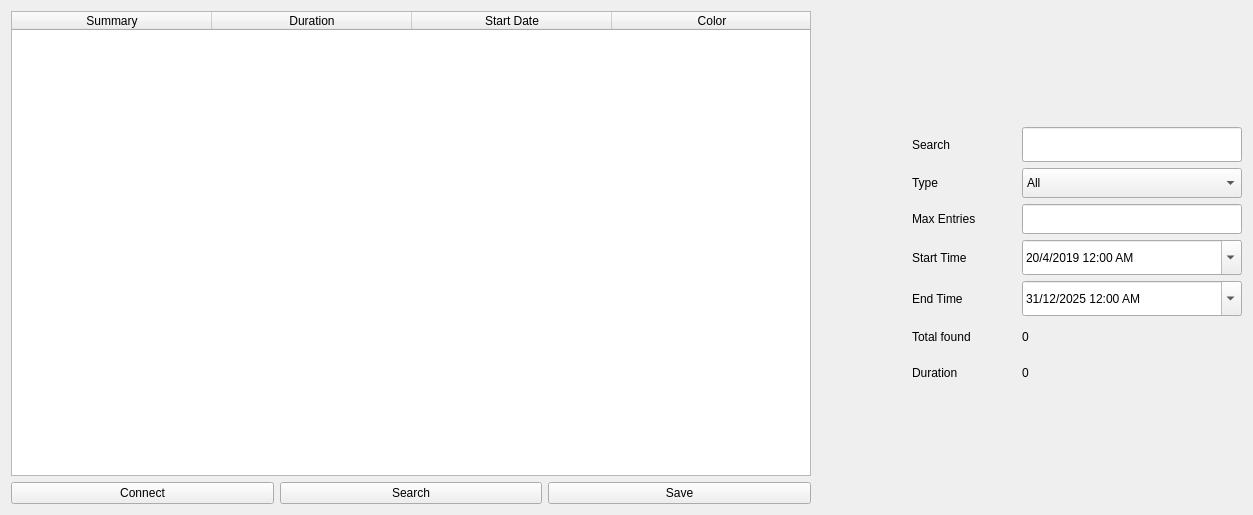
Above: Form.ui from polmonroig/calendar_api before the change. Below: the same form after it.
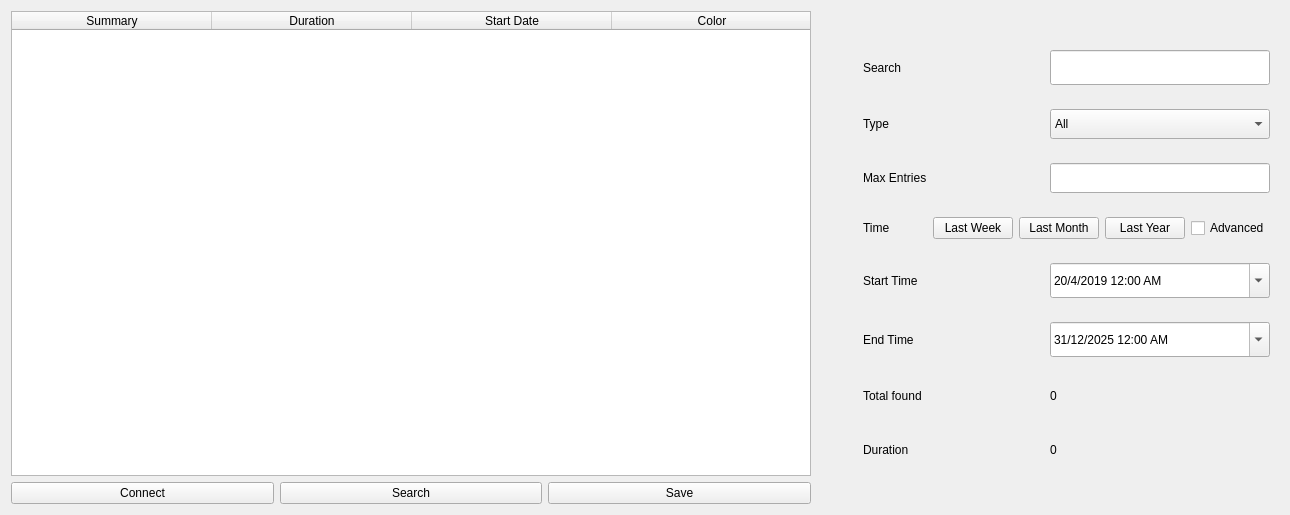
That is the form after the change. Custom widgets are drawn as their Qt base class.

Commit message: Add advanced and simple time selection

Diff of the .ui file:
```diff
--- a/Form.ui
+++ b/Form.ui
@@ -6,7 +6,7 @@
    <rect>
     <x>0</x>
     <y>0</y>
-    <width>1253</width>
+    <width>1290</width>
     <height>515</height>
    </rect>
   </property>
@@ -132,7 +132,8 @@
         </spacer>
        </item>
        <item>
-        <layout class="QHBoxLayout" name="horizontalLayout_8">
+        <widget class="QWidget" name="search_widget" native="true">
+         <layout class="QHBoxLayout" name="sear">
          <item>
           <widget class="QLabel" name="label_7">
            <property name="text">
@@ -170,9 +171,11 @@
           </widget>
          </item>
         </layout>
+        </widget>
        </item>
        <item>
-        <layout class="QHBoxLayout" name="horizontalLayout_2">
+        <widget class="QWidget" name="type_widget_2" native="true">
+         <layout class="QHBoxLayout" name="type_widget">
          <item>
           <widget class="QLabel" name="label">
            <property name="text">
@@ -273,8 +276,10 @@
           </widget>
          </item>
         </layout>
+        </widget>
        </item>
        <item>
+        <widget class="QWidget" name="max_entries_widget" native="true">
         <layout class="QHBoxLayout" name="horizontalLayout_3">
          <item>
           <widget class="QLabel" name="label_2">
@@ -319,18 +324,80 @@
           </widget>
          </item>
         </layout>
+        </widget>
        </item>
        <item>
-        <layout class="QHBoxLayout" name="horizontalLayout_6">
+        <widget class="QWidget" name="basic_time_widget" native="true">
+         <layout class="QHBoxLayout" name="horizontalLayout_11">
          <item>
-          <widget class="QLabel" name="label_5">
+           <widget class="QLabel" name="label_10">
+            <property name="text">
+             <string>Time</string>
+            </property>
+           </widget>
+          </item>
+          <item>
+           <spacer name="horizontalSpacer_8">
+            <property name="orientation">
+             <enum>Qt::Horizontal</enum>
+            </property>
+            <property name="sizeHint" stdset="0">
+             <size>
+              <width>40</width>
+              <height>20</height>
+             </size>
+            </property>
+           </spacer>
+          </item>
+          <item>
+           <widget class="QPushButton" name="pushButton_4">
+            <property name="text">
+             <string>Last Week</string>
+            </property>
+           </widget>
+          </item>
+          <item>
+           <widget class="QPushButton" name="pushButton_5">
+            <property name="text">
+             <string>Last Month</string>
+            </property>
+           </widget>
+          </item>
+          <item>
+           <widget class="QPushButton" name="pushButton_6">
+            <property name="text">
+             <string>Last Year</string>
+            </property>
+           </widget>
+          </item>
+          <item>
+           <widget class="QCheckBox" name="checkBox">
+            <property name="text">
+             <string>Advanced</string>
+            </property>
+           </widget>
+          </item>
+         </layout>
+        </widget>
+       </item>
+       <item>
+        <widget class="QWidget" name="start_time_widget" native="true">
+         <layout class="QHBoxLayout" name="start_time_layout">
+          <item>
+           <widget class="QLabel" name="start_time_label">
+            <property name="enabled">
+             <bool>true</bool>
+            </property>
            <property name="text">
             <string>Start Time</string>
            </property>
           </widget>
          </item>
          <item>
-          <spacer name="horizontalSpacer_5">
+           <spacer name="start_time_spacer">
+            <property name="enabled">
+             <bool>true</bool>
+            </property>
            <property name="orientation">
             <enum>Qt::Horizontal</enum>
            </property>
@@ -343,7 +410,10 @@
           </spacer>
          </item>
          <item>
-          <widget class="QDateTimeEdit" name="dateTimeEdit">
+           <widget class="QDateTimeEdit" name="start_time">
+            <property name="enabled">
+             <bool>true</bool>
+            </property>
            <property name="minimumSize">
             <size>
              <width>220</width>
@@ -372,18 +442,20 @@
           </widget>
          </item>
         </layout>
+        </widget>
        </item>
        <item>
-        <layout class="QHBoxLayout" name="horizontalLayout_7">
+        <widget class="QWidget" name="end_time_widget" native="true">
+         <layout class="QHBoxLayout" name="end_time_layout">
          <item>
-          <widget class="QLabel" name="label_6">
+           <widget class="QLabel" name="end_time_label">
            <property name="text">
             <string>End Time</string>
            </property>
           </widget>
          </item>
          <item>
-          <spacer name="horizontalSpacer_6">
+           <spacer name="end_time_spacer">
            <property name="orientation">
             <enum>Qt::Horizontal</enum>
            </property>
@@ -396,7 +468,7 @@
           </spacer>
          </item>
          <item>
-          <widget class="QDateTimeEdit" name="dateTimeEdit_2">
+           <widget class="QDateTimeEdit" name="end_time">
            <property name="minimumSize">
             <size>
              <width>220</width>
@@ -435,9 +507,11 @@
           </widget>
          </item>
         </layout>
+        </widget>
        </item>
        <item>
-        <layout class="QHBoxLayout" name="horizontalLayout_4">
+        <widget class="QWidget" name="total_widget_2" native="true">
+         <layout class="QHBoxLayout" name="total_widget">
          <item>
           <widget class="QLabel" name="label_3">
            <property name="text">
@@ -478,8 +552,10 @@
           </widget>
          </item>
         </layout>
+        </widget>
        </item>
        <item>
+        <widget class="QWidget" name="duration_widget" native="true">
         <layout class="QHBoxLayout" name="horizontalLayout_10">
          <item>
           <widget class="QLabel" name="label_8">
@@ -521,6 +597,7 @@
           </widget>
          </item>
         </layout>
+        </widget>
        </item>
        <item>
         <spacer name="verticalSpacer_2">
```
Left out of the diff: 161 changed lines with no effect on the pictures. Lines whose indentation alone changed are shown as unchanged. The commit also changes 4 other files.
